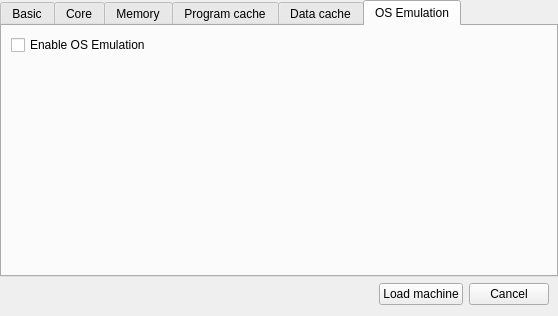
First picture: the form in qtmips_gui/NewDialog.ui, repository cvut/qtrvsim, before the edit.
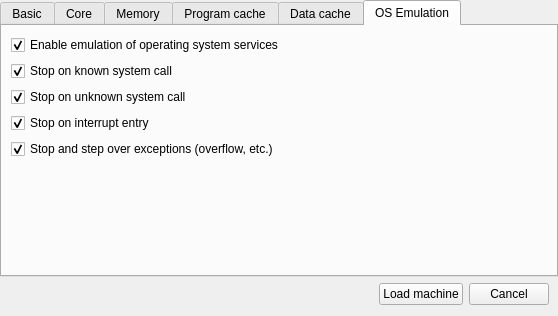
Second picture: the form after the edit. The open tabs and pages were chosen to show the change.

Commit message: Enable configuration of syscalls emulation and stop on exception.

What changed in the file:
```diff
--- a/qtmips_gui/NewDialog.ui
+++ b/qtmips_gui/NewDialog.ui
@@ -307,7 +307,50 @@
        <item>
         <widget class="QCheckBox" name="osemu_enablecheck">
          <property name="text">
-          <string>Enable OS Emulation</string>
+          <string>Enable emulation of operating system services</string>
+         </property>
+         <property name="checked">
+          <bool>true</bool>
+         </property>
+        </widget>
+       </item>
+       <item>
+        <widget class="QCheckBox" name="osemu_known_syscall_stop">
+         <property name="text">
+          <string>Stop on known system call</string>
+         </property>
+         <property name="checked">
+          <bool>true</bool>
+         </property>
+        </widget>
+       </item>
+       <item>
+        <widget class="QCheckBox" name="osemu_unknown_syscall_stop">
+         <property name="text">
+          <string>Stop on unknown system call</string>
+         </property>
+         <property name="checked">
+          <bool>true</bool>
+         </property>
+        </widget>
+       </item>
+       <item>
+        <widget class="QCheckBox" name="osemu_interrupt_stop">
+         <property name="text">
+          <string>Stop on interrupt entry</string>
+         </property>
+         <property name="checked">
+          <bool>true</bool>
+         </property>
+        </widget>
+       </item>
+       <item>
+        <widget class="QCheckBox" name="osemu_exception_stop">
+         <property name="text">
+          <string>Stop and step over exceptions (overflow, etc.)</string>
+         </property>
+         <property name="checked">
+          <bool>true</bool>
          </property>
         </widget>
        </item>
```
Left out of the diff: 2 changed lines with no effect on the pictures. The commit also changes 12 other files.
